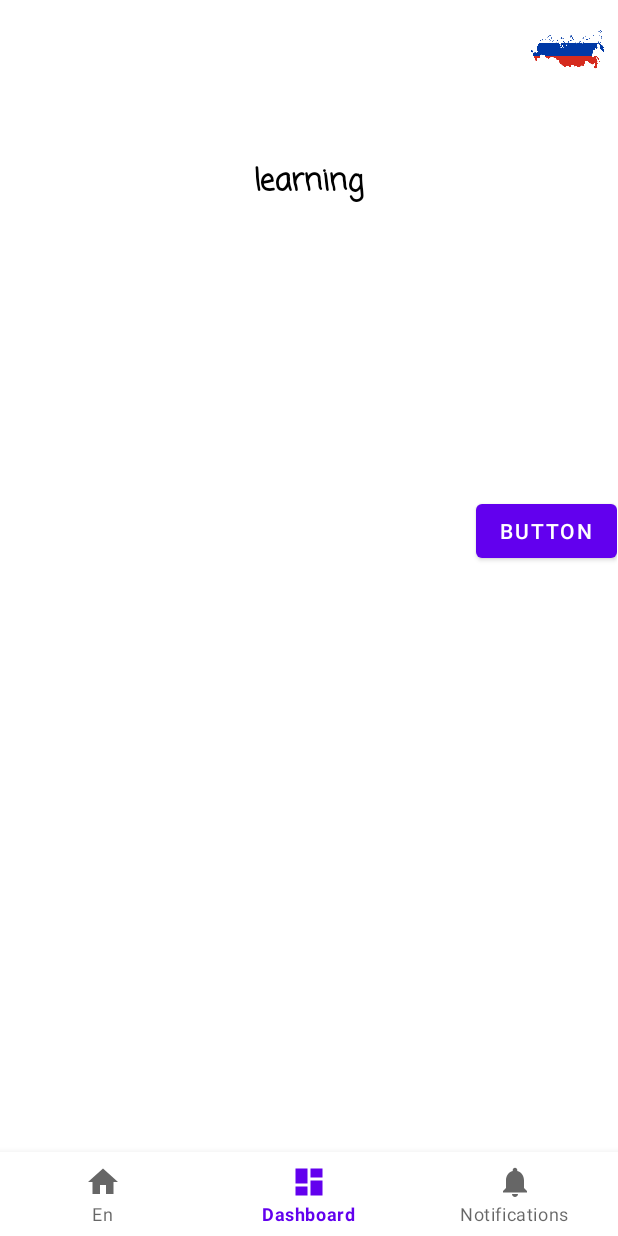
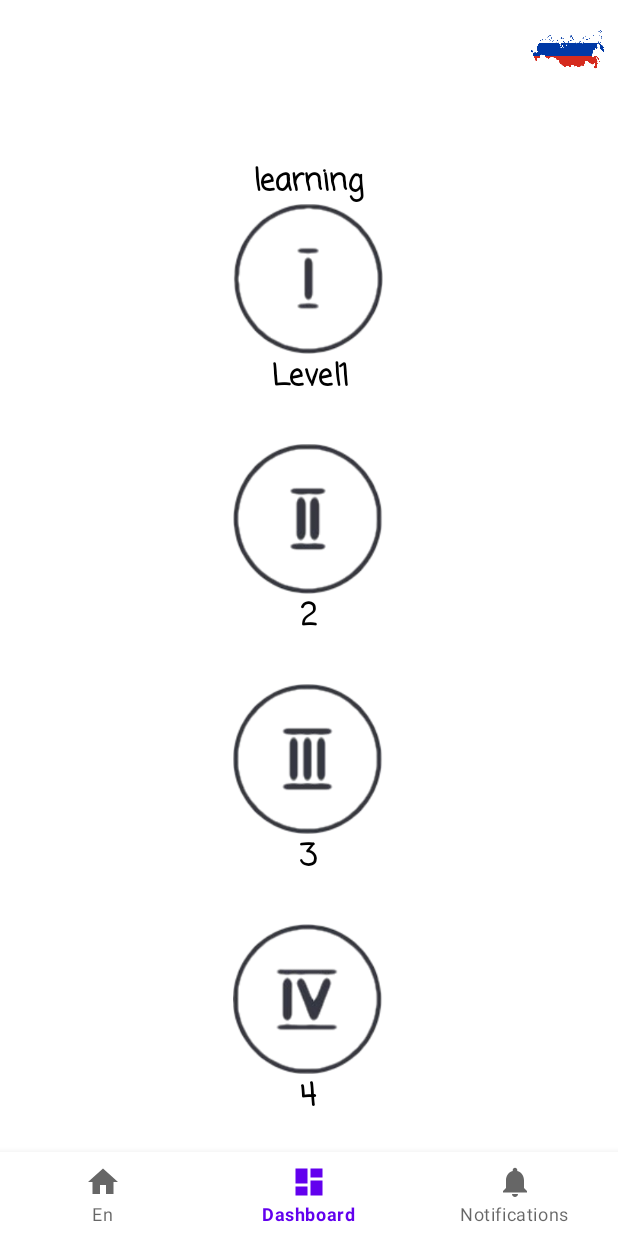
Before and after one commit to GrigoriyVS/MyApplication, an Android app: the DashboardFragment screen opened through its navigation route, on a phone screen of 412 x 824 dp. Run offline under Robolectric (Android 15) with nearby library versions, the phone set to English and light mode, and no system bars; our stand-ins replace navigation-ui.

Commit message:
learning buttons

```diff
--- a/app/src/main/java/com/example/myapplication/MainActivity.java
+++ b/app/src/main/java/com/example/myapplication/MainActivity.java
@@ -29,7 +29,7 @@ public class MainActivity extends AppCompatActivity {
         setFullScreen();
         setLanguage();
 
-        //TODO
+        //TODO some
 
         setConfig();
     }
--- a/app/src/main/java/com/example/myapplication/SQLhelper.java
+++ b/app/src/main/java/com/example/myapplication/SQLhelper.java
@@ -5,12 +5,36 @@ import android.database.sqlite.SQLiteDatabase;
 import static android.content.Context.MODE_PRIVATE;
 
 public class SQLhelper {
-    MainActivity m;
-    SQLiteDatabase db;
+    private static MainActivity m;
+    private static SQLiteDatabase dbUser;
+    private static SQLiteDatabase dbWords;
 
-    public SQLhelper(MainActivity m) {
-        this.m = m;
-        db = m.getBaseContext().openOrCreateDatabase("app.db", MODE_PRIVATE, null);
-        db.execSQL("INSERT OR IGNORE INTO users VALUES ('Tom Smith', 23), ('John Dow', 31);");
+    public static void SetActivity(MainActivity mainActivity){
+        m = mainActivity;
     }
+
+    public static void openOrCreateDatabases(){
+        if(m == null) return;
+        dbUser = m.getBaseContext().openOrCreateDatabase("user.db", MODE_PRIVATE, null);
+        dbWords = m.getBaseContext().openOrCreateDatabase("words.db", MODE_PRIVATE, null);
+    }
+
+    public static void addUser(User user){
+        openOrCreateDatabases();
+        dbUser.execSQL("INSERT OR IGNORE INTO users VALUES ('Tom Smith', 23), ('John Dow', 31);");
+        close();
+    }
+
+    public static void addWord(Word word){
+        openOrCreateDatabases();
+        dbWords.execSQL("INSERT OR IGNORE INTO users VALUES ('Tom Smith', 23), ('John Dow', 31);");
+        close();
+    }
+
+    public static void close(){
+        if(m == null) return;
+        dbUser.close();
+        dbWords.close();
+    }
+
 }
--- /dev/null
+++ b/app/src/main/java/com/example/myapplication/Word.java
@@ -0,0 +1,9 @@
+package com.example.myapplication;
+
+import android.media.Image;
+
+public class Word {
+    String ii;
+    String ru;
+    //Image
+}
--- a/app/src/main/res/layout/fragment_learning.xml
+++ b/app/src/main/res/layout/fragment_learning.xml
@@ -7,14 +7,43 @@
         android:layout_height="match_parent"
         tools:context=".ui.dashboard.DashboardFragment">
 
-    <Button
-            android:text="Button"
-            android:layout_width="wrap_content"
-            android:layout_height="wrap_content" android:id="@+id/button"
-            app:layout_constraintEnd_toEndOf="parent" app:layout_constraintTop_toTopOf="parent"
-            android:layout_marginTop="240dp"/>
+    <ImageButton
+            android:layout_width="100dp"
+            android:layout_height="100dp" android:id="@+id/levelBt1"
+            android:scaleType="fitCenter"
+            android:background="@drawable/level_1"
+            android:soundEffectsEnabled="false"
+            tools:ignore="SpeakableTextPresentCheck"
+            app:layout_constraintEnd_toEndOf="parent" android:layout_marginEnd="156dp"
+            app:layout_constraintTop_toBottomOf="@+id/textView"/>
+    <ImageButton
+            android:layout_width="100dp"
+            android:layout_height="100dp" android:id="@+id/levelBt2"
+            android:scaleType="fitCenter"
+            android:background="@drawable/level_2"
+            android:soundEffectsEnabled="false"
+            tools:ignore="SpeakableTextPresentCheck"
+            app:layout_constraintEnd_toEndOf="parent" android:layout_marginEnd="156dp"
+            app:layout_constraintTop_toBottomOf="@+id/levelBt1" android:layout_marginTop="60dp"/>
+    <ImageButton
+            android:layout_width="100dp"
+            android:layout_height="100dp" android:id="@+id/levelBt3"
+            android:scaleType="fitCenter"
+            android:background="@drawable/level_3"
+            android:soundEffectsEnabled="false"
+            tools:ignore="SpeakableTextPresentCheck"
+            app:layout_constraintEnd_toEndOf="parent" android:layout_marginEnd="156dp"
+            app:layout_constraintTop_toBottomOf="@+id/levelBt2" android:layout_marginTop="60dp"/>
+    <ImageButton
+            android:layout_width="100dp"
+            android:layout_height="100dp" android:id="@+id/levelBt4"
+            android:scaleType="fitCenter"
+            android:background="@drawable/level_4"
+            android:soundEffectsEnabled="false"
+            tools:ignore="SpeakableTextPresentCheck"
+            app:layout_constraintEnd_toEndOf="parent" android:layout_marginEnd="156dp"
+            app:layout_constraintTop_toBottomOf="@+id/levelBt3" android:layout_marginTop="60dp"/>
     <TextView
-
             android:text="@string/learning_title"
             android:layout_width="408dp"
             android:layout_height="30dp" android:id="@+id/textView"
@@ -22,4 +51,40 @@
             app:layout_constraintHorizontal_bias="0.333" app:layout_constraintTop_toTopOf="parent"
             android:layout_marginTop="16dp" android:fontFamily="casual" android:textSize="20sp"
             android:textColor="@color/black" android:textAlignment="center" android:textStyle="bold"/>
+    <TextView
+            android:text="@string/LevelName_1"
+            android:layout_width="408dp"
+            android:layout_height="30dp" android:id="@+id/textLevelBt1"
+            app:layout_constraintStart_toStartOf="parent" app:layout_constraintEnd_toEndOf="parent"
+            app:layout_constraintHorizontal_bias="1.0"
+            android:fontFamily="casual" android:textSize="20sp"
+            android:textColor="@color/black" android:textAlignment="center" android:textStyle="bold"
+            app:layout_constraintTop_toBottomOf="@+id/levelBt1"/>
+    <TextView
+            android:text="@string/LevelName_2"
+            android:layout_width="408dp"
+            android:layout_height="30dp" android:id="@+id/textLevelBt"
+            app:layout_constraintStart_toStartOf="parent" app:layout_constraintEnd_toEndOf="parent"
+            app:layout_constraintHorizontal_bias="0.333"
+            android:fontFamily="casual" android:textSize="20sp"
+            android:textColor="@color/black" android:textAlignment="center" android:textStyle="bold"
+            app:layout_constraintTop_toBottomOf="@+id/levelBt2"/>
+    <TextView
+            android:text="@string/LevelName_3"
+            android:layout_width="408dp"
+            android:layout_height="30dp" android:id="@+id/textLevelBt2"
+            app:layout_constraintStart_toStartOf="parent" app:layout_constraintEnd_toEndOf="parent"
+            app:layout_constraintHorizontal_bias="0.333"
+            android:fontFamily="casual" android:textSize="20sp"
+            android:textColor="@color/black" android:textAlignment="center" android:textStyle="bold"
+            app:layout_constraintTop_toBottomOf="@+id/levelBt3"/>
+    <TextView
+            android:text="@string/LevelName_4"
+            android:layout_width="408dp"
+            android:layout_height="30dp" android:id="@+id/textLevelBt3"
+            app:layout_constraintStart_toStartOf="parent" app:layout_constraintEnd_toEndOf="parent"
+            app:layout_constraintHorizontal_bias="0.333"
+            android:fontFamily="casual" android:textSize="20sp"
+            android:textColor="@color/black" android:textAlignment="center" android:textStyle="bold"
+            app:layout_constraintTop_toBottomOf="@+id/levelBt4"/>
 </androidx.constraintlayout.widget.ConstraintLayout>
--- a/app/src/main/res/values/strings.xml
+++ b/app/src/main/res/values/strings.xml
@@ -8,5 +8,9 @@
     <string name="user_title">user</string>
     <string name="learning_title">learning</string>
     <string name="courses_title">courses</string>
+    <string name="LevelName_1">Level1</string>
+    <string name="LevelName_2">2</string>
+    <string name="LevelName_3">3</string>
+    <string name="LevelName_4">4</string>
 
 </resources>
```
Also changed, not shown: app/src/main/res/drawable/courses.png (added), app/src/main/res/drawable/learning.png (added), app/src/main/res/drawable/level_1.png (added), app/src/main/res/drawable/level_2.png (added), app/src/main/res/drawable/level_3.png (added), app/src/main/res/drawable/level_4.png (added), app/src/main/res/drawable/profile.png (added), 2 other files.
